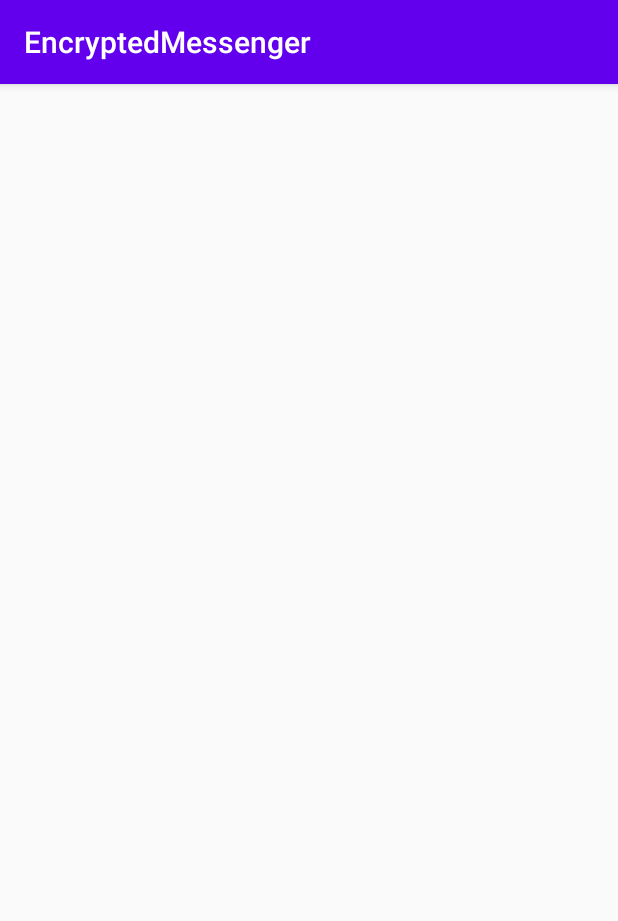
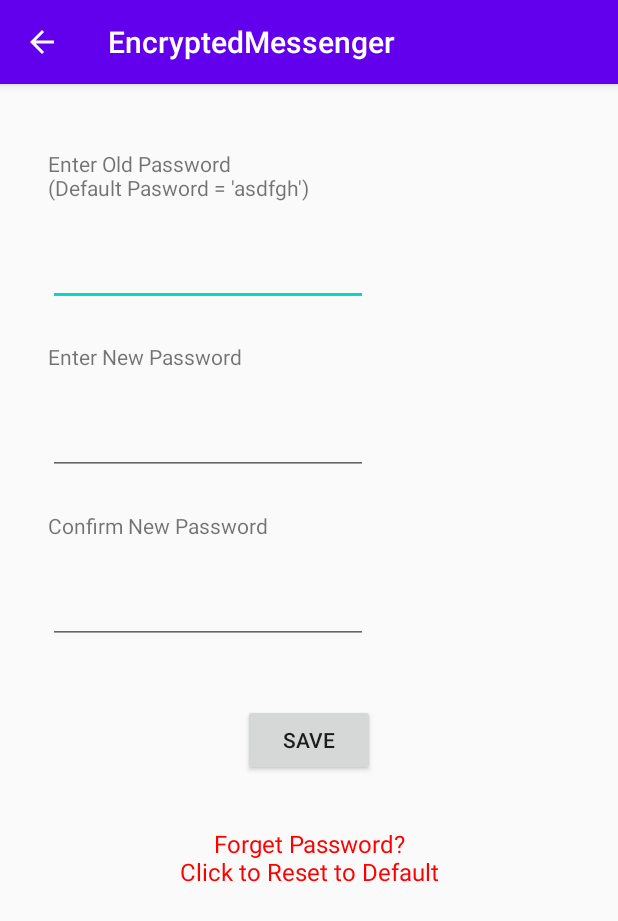
Before and after one commit to anuraj07/EncryptedMessenger, an Android app: the AESPasswordResetActivity screen opened directly, with no data from a screen before it, on a phone screen of 412 x 824 dp. Shown: the top 921 px of the screen. Run offline under Robolectric (Android 15) with nearby library versions, the light colour scheme and no system bars.

Commit message:
AES encrytion key change

```diff
--- a/app/src/main/java/com/example/encryptedmessenger/AESActivity.java
+++ b/app/src/main/java/com/example/encryptedmessenger/AESActivity.java
@@ -177,4 +177,11 @@ public class AESActivity extends AppCompatActivity {
                 break;
         }
     }
+
+    @Override
+    public void onBackPressed() {
+        super.onBackPressed();
+        startActivity(new Intent(AESActivity.this, MainActivity.class));
+        finish();
+    }
 }
--- a/app/src/main/java/com/example/encryptedmessenger/AESPasswordResetActivity.java
+++ b/app/src/main/java/com/example/encryptedmessenger/AESPasswordResetActivity.java
@@ -2,13 +2,66 @@ package com.example.encryptedmessenger;
 
 import androidx.appcompat.app.AppCompatActivity;
 
+import android.content.Intent;
 import android.os.Bundle;
+import android.view.View;
+import android.widget.Button;
+import android.widget.EditText;
+import android.widget.TextView;
+import android.widget.Toast;
 
 public class AESPasswordResetActivity extends AppCompatActivity {
+
+    EditText oldPaswd, newPaswd, cnfNewPaswd;
+    Button save;
+    String oldPaswdString, newPaswdString, cnfPaswdString;
+    String keyPwd = AESActivity.pwdtext.toString();
+    TextView resetToDefaultPassword;
 
     @Override
     protected void onCreate(Bundle savedInstanceState) {
         super.onCreate(savedInstanceState);
         setContentView(R.layout.activity_a_e_s_password_reset);
+        getSupportActionBar().setDisplayHomeAsUpEnabled(true);
+        initViews();
+
+        save.setOnClickListener(new View.OnClickListener() {
+            @Override
+            public void onClick(View view) {
+                oldPaswdString = oldPaswd.getText().toString();
+                newPaswdString = newPaswd.getText().toString();
+                cnfPaswdString = cnfNewPaswd.getText().toString();
+                if (keyPwd.equals(oldPaswdString)){
+                    if (newPaswdString.equals(cnfPaswdString)){
+                        AESActivity.pwdtext=newPaswdString;
+                        startActivity(new Intent(AESPasswordResetActivity.this, AESActivity.class));
+                        finish();
+                        Toast.makeText(AESPasswordResetActivity.this, "Password Updated Successfully", Toast.LENGTH_SHORT).show();
+                    } else {
+                        Toast.makeText(AESPasswordResetActivity.this, "Password not matched", Toast.LENGTH_SHORT).show();
+                    }
+                } else {
+                    Toast.makeText(AESPasswordResetActivity.this, "Incorrect Old Password", Toast.LENGTH_SHORT).show();
+                }
+            }
+        });
+
+        resetToDefaultPassword.setOnClickListener(new View.OnClickListener() {
+            @Override
+            public void onClick(View view) {
+                AESActivity.pwdtext = "asdfgh";
+                startActivity(new Intent(AESPasswordResetActivity.this, AESActivity.class));
+                finish();
+                Toast.makeText(AESPasswordResetActivity.this, "Password Reset", Toast.LENGTH_SHORT).show();
+            }
+        });
+
+    }
+    public void initViews() {
+        save = findViewById(R.id.save);
+        oldPaswd = findViewById(R.id.old_paswd);
+        newPaswd = findViewById(R.id.new_paswd);
+        cnfNewPaswd = findViewById(R.id.cnf_new_paswd);
+        resetToDefaultPassword = findViewById(R.id.set_default_pswd);
     }
 }
--- a/app/src/main/res/layout/activity_a_e_s_password_reset.xml
+++ b/app/src/main/res/layout/activity_a_e_s_password_reset.xml
@@ -6,4 +6,89 @@
     android:layout_height="match_parent"
     tools:context=".AESPasswordResetActivity">
 
+    <TextView
+        android:id="@+id/textView"
+        android:layout_width="wrap_content"
+        android:layout_height="wrap_content"
+        android:layout_marginStart="32dp"
+        android:layout_marginTop="43dp"
+        android:text="Enter Old Password\n(Default Pasword = 'asdfgh')"
+        app:layout_constraintStart_toStartOf="parent"
+        app:layout_constraintTop_toTopOf="parent" />
+
+    <TextView
+        android:id="@+id/textView2"
+        android:layout_width="wrap_content"
+        android:layout_height="wrap_content"
+        android:layout_marginStart="32dp"
+        android:layout_marginTop="24dp"
+        android:text="Enter New Password"
+        app:layout_constraintStart_toStartOf="parent"
+        app:layout_constraintTop_toBottomOf="@+id/old_paswd" />
+
+    <TextView
+        android:id="@+id/textView3"
+        android:layout_width="wrap_content"
+        android:layout_height="wrap_content"
+        android:layout_marginStart="32dp"
+        android:layout_marginTop="24dp"
+        android:text="Confirm New Password"
+        app:layout_constraintStart_toStartOf="parent"
+        app:layout_constraintTop_toBottomOf="@+id/new_paswd" />
+
+    <EditText
+        android:id="@+id/old_paswd"
+        android:layout_width="wrap_content"
+        android:layout_height="wrap_content"
+        android:layout_marginStart="32dp"
+        android:layout_marginTop="24dp"
+        android:ems="10"
+        android:inputType="textPassword"
+        app:layout_constraintStart_toStartOf="parent"
+        app:layout_constraintTop_toBottomOf="@+id/textView" />
+
+    <EditText
+        android:id="@+id/new_paswd"
+        android:layout_width="wrap_content"
+        android:layout_height="wrap_content"
+        android:layout_marginStart="32dp"
+        android:layout_marginTop="24dp"
+        android:ems="10"
+        android:inputType="textPassword"
+        app:layout_constraintStart_toStartOf="parent"
+        app:layout_constraintTop_toBottomOf="@+id/textView2" />
+
+    <EditText
+        android:id="@+id/cnf_new_paswd"
+        android:layout_width="wrap_content"
+        android:layout_height="wrap_content"
+        android:layout_marginStart="32dp"
+        android:layout_marginTop="24dp"
+        android:ems="10"
+        android:inputType="textPassword"
+        app:layout_constraintStart_toStartOf="parent"
+        app:layout_constraintTop_toBottomOf="@+id/textView3" />
+
+    <Button
+        android:id="@+id/save"
+        android:layout_width="wrap_content"
+        android:layout_height="wrap_content"
+        android:layout_marginTop="40dp"
+        android:text="SAVE"
+        app:layout_constraintEnd_toEndOf="parent"
+        app:layout_constraintStart_toStartOf="parent"
+        app:layout_constraintTop_toBottomOf="@+id/cnf_new_paswd" />
+
+    <TextView
+        android:id="@+id/set_default_pswd"
+        android:layout_width="0dp"
+        android:layout_height="wrap_content"
+        android:layout_marginTop="34dp"
+        android:text="Forget Password?\nClick to Reset to Default"
+        android:textAlignment="center"
+        android:textColor="#ff0000"
+        android:textSize="16dp"
+        app:layout_constraintEnd_toEndOf="parent"
+        app:layout_constraintStart_toStartOf="parent"
+        app:layout_constraintTop_toBottomOf="@+id/save" />
 </androidx.constraintlayout.widget.ConstraintLayout>
```
